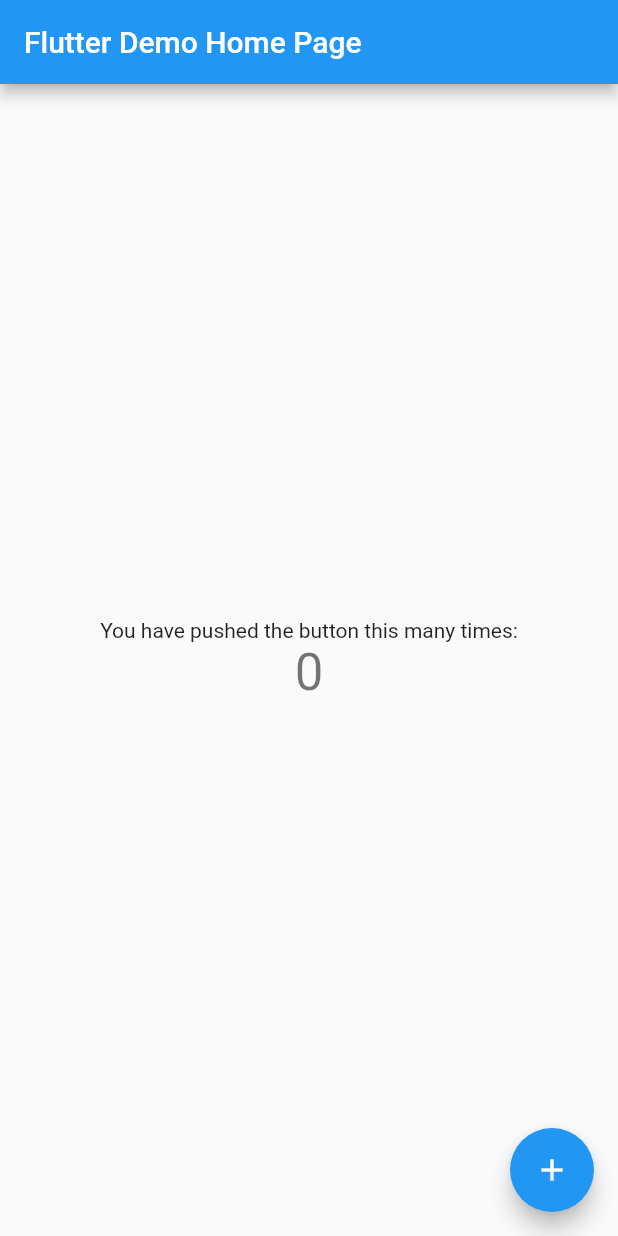
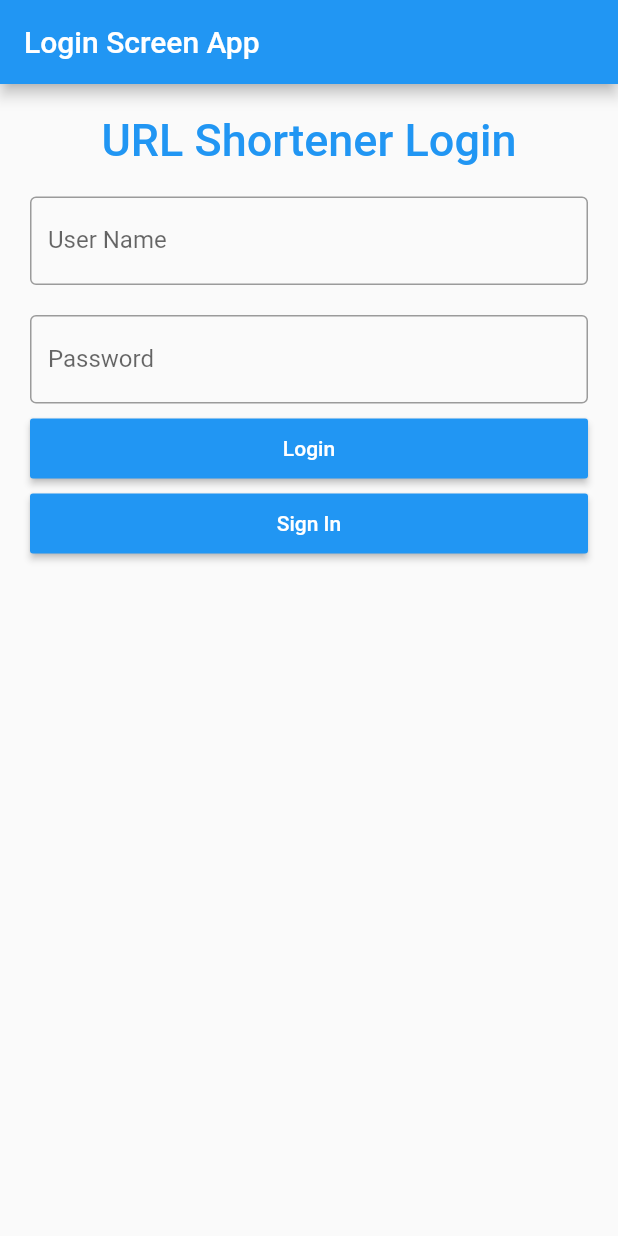
Before and after one commit to ielmas/CS458-Project4-Flutter, a Flutter app: the screen it shows after launch, on a phone screen of 412 x 824 dp. Run offline on Flutter 3.47's test engine with Material 2 defaults, Android fonts, the phone set to English and light mode, and no system bars.

```diff
--- /dev/null
+++ b/cs458_project4_flutter/lib/login.dart
@@ -0,0 +1,107 @@
+import 'package:flutter/material.dart';
+import 'symtom_page.dart';
+import 'sign_up.dart';
+import 'package:flutter/material.dart';
+
+void main() {
+  runApp(MyApp2());
+}
+
+class MyApp2 extends StatelessWidget {
+  // const MyApp2({Key? key}) : super(key: key);
+  static const String _title = 'Flutter Code Sample';
+  @override
+  Widget build(BuildContext context) {
+    return MaterialApp(
+      title: _title,
+      home: URLPage(),
+    );
+  }
+}
+
+class URLPage extends StatefulWidget {
+  @override
+  State<StatefulWidget> createState() => new _State();
+}
+
+class _State extends State<URLPage> {
+  TextEditingController nameController = TextEditingController();
+  TextEditingController passwordController = TextEditingController();
+
+  @override
+  Widget build(BuildContext context) {
+    return Scaffold(
+        appBar: AppBar(
+          title: Text('Login Screen App'),
+        ),
+        body: Padding(
+            padding: EdgeInsets.all(10),
+            child: ListView(
+              children: <Widget>[
+                Container(
+                    alignment: Alignment.center,
+                    padding: EdgeInsets.all(10),
+                    child: Text(
+                      'URL Shortener Login',
+                      style: TextStyle(
+                          color: Colors.blue,
+                          fontWeight: FontWeight.w500,
+                          fontSize: 30),
+                    )),
+                Container(
+                  padding: EdgeInsets.all(10),
+                  child: TextField(
+                    controller: nameController,
+                    decoration: InputDecoration(
+                      border: OutlineInputBorder(),
+                      labelText: 'User Name',
+                    ),
+                  ),
+                ),
+                Container(
+                  padding: EdgeInsets.fromLTRB(10, 10, 10, 0),
+                  child: TextField(
+                    obscureText: true,
+                    controller: passwordController,
+                    decoration: InputDecoration(
+                      border: OutlineInputBorder(),
+                      labelText: 'Password',
+                    ),
+                  ),
+                ),
+                Container(
+                    height: 50,
+                    padding: EdgeInsets.fromLTRB(10, 10, 10, 0),
+                    // ignore: deprecated_member_use
+                    child: RaisedButton(
+                      textColor: Colors.white,
+                      color: Colors.blue,
+                      child: Text('Login'),
+                      onPressed: () {
+                        //signup screen
+                        Navigator.push(
+                          context,
+                          MaterialPageRoute(builder: (context) => MyApp()),
+                        );
+                      },
+                    )),
+                Container(
+                    height: 50,
+                    padding: EdgeInsets.fromLTRB(10, 10, 10, 0),
+                    // ignore: deprecated_member_use
+                    child: RaisedButton(
+                      textColor: Colors.white,
+                      color: Colors.blue,
+                      child: Text('Sign In'),
+                      onPressed: () {
+                        //signup screen
+                        Navigator.push(
+                          context,
+                          MaterialPageRoute(builder: (context) => SignupPage()),
+                        );
+                      },
+                    )),
+              ],
+            )));
+  }
+}
--- a/cs458_project4_flutter/lib/main.dart
+++ b/cs458_project4_flutter/lib/symtom_page.dart
@@ -1,8 +1,4 @@
 import 'package:flutter/material.dart';
-
-void main() {
-  runApp(MyApp());
-}
 
 class MyApp extends StatelessWidget {
   // This widget is the root of your application.
```
Also changed, not shown: cs458_project4_flutter/lib/sign_up.dart (added, +85 -0 lines).
